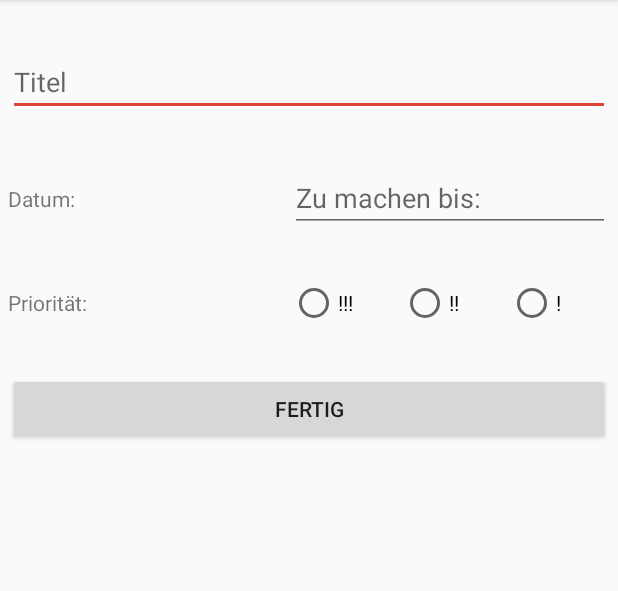
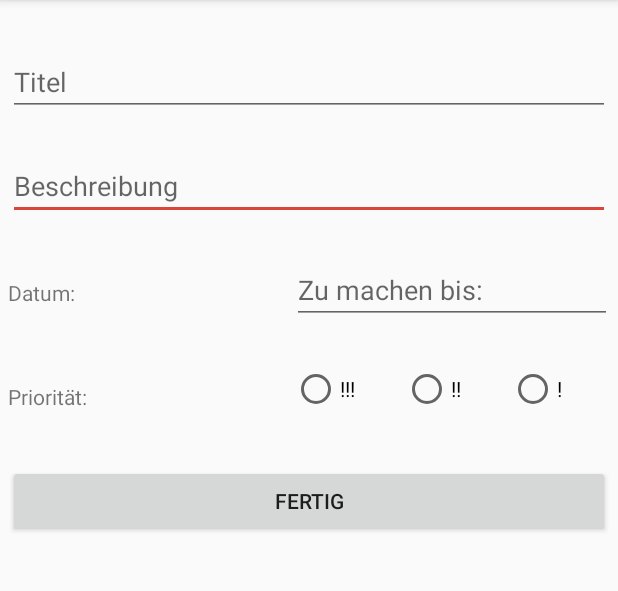
Before and after one commit to k4linx/pendenzen_verwaltung, an Android app: the CreateNewTodoActivity screen opened directly, with no data from a screen before it, after a tap on "FERTIG", on a phone screen of 412 x 824 dp, the part 84-675 px from its top. Run offline under Robolectric (Android 15) with nearby library versions, the phone set to English and light mode, and no system bars; our stand-ins replace Room's generated code.

Commit message:
Added description

```diff
--- a/app/src/main/java/com/example/pendenzen_verwaltung/CreateNewTodoActivity.java
+++ b/app/src/main/java/com/example/pendenzen_verwaltung/CreateNewTodoActivity.java
@@ -1,12 +1,10 @@
 package com.example.pendenzen_verwaltung;
 
 import androidx.appcompat.app.AppCompatActivity;
-import androidx.fragment.app.DialogFragment;
 
 import android.os.Bundle;
 import android.view.View;
 import android.widget.EditText;
-import android.widget.RadioButton;
 import android.widget.RadioGroup;
 
 import java.util.ArrayList;
@@ -16,15 +14,20 @@ public class CreateNewTodoActivity extends AppCompatActivity {
 
     RadioGroup rgPriority;
 
+    PendingDao mPendingDao;
     @Override
     protected void onCreate(Bundle savedInstanceState) {
         super.onCreate(savedInstanceState);
         setContentView(R.layout.activity_create_new_todo);
         rgPriority = findViewById(R.id.priorityRadioGroup);
+        mPendingDao = AppDatabase.getAppDb(getApplicationContext()).getPendingDao();
     }
 
 
     public void saveNewTodo(View v){
+
+
+
         int selectedRadioButtonID = rgPriority.getCheckedRadioButtonId();
         int prioValue = 0;
         switch (selectedRadioButtonID) {
@@ -39,10 +42,25 @@ public class CreateNewTodoActivity extends AppCompatActivity {
         List<Pending> todoToSave = new ArrayList<>();
         Pending pending = new Pending();
         EditText title = findViewById(R.id.titleInput);
-        pending.setPendingTitle(title.getText().toString());
+        EditText description = findViewById(R.id.descriptionInput);
         EditText date = findViewById(R.id.dateInput);
-        pending.setPendingTitle(date.getText().toString());
 
+        String titleText = title.getText().toString();
+        String descriptionText = description.getText().toString();
+        String dateText = date.getText().toString();
+        if(!(titleText == "" || descriptionText == "" || dateText == "")){
+            pending.setPendingTitle(titleText);
+            pending.setPendingDescription(descriptionText);
+            pending.setPendingTitle(dateText);
+            pending.setPendingImportance(prioValue);
 
+            mPendingDao.insertAll(todoToSave);
+
+            title.setText("");
+            description.setText("");
+            date.setText("");
+        }else{
+
+        }
     }
 }
--- a/app/src/main/res/layout/activity_create_new_todo.xml
+++ b/app/src/main/res/layout/activity_create_new_todo.xml
@@ -5,6 +5,25 @@
     android:layout_width="match_parent"
     android:layout_height="match_parent"
     tools:context=".CreateNewTodoActivity">
+
+    <EditText
+        android:id="@+id/descriptionInput"
+        android:layout_width="0dp"
+        android:layout_height="wrap_content"
+        android:layout_marginStart="5dp"
+        android:layout_marginLeft="5dp"
+        android:layout_marginTop="24dp"
+        android:layout_marginEnd="5dp"
+        android:layout_marginRight="5dp"
+        android:ems="10"
+        android:hint="@string/description_placeholder"
+        android:importantForAutofill="no"
+        android:inputType="textPersonName"
+        android:textAllCaps="false"
+        app:layout_constraintEnd_toEndOf="parent"
+        app:layout_constraintHorizontal_bias="0.0"
+        app:layout_constraintStart_toStartOf="parent"
+        app:layout_constraintTop_toBottomOf="@+id/titleInput" />
 
     <EditText
         android:id="@+id/titleInput"
@@ -25,6 +44,22 @@
         app:layout_constraintTop_toTopOf="parent" />
 
     <TextView
+        android:id="@+id/priorityTextView"
+        android:layout_width="0dp"
+        android:layout_height="wrap_content"
+        android:layout_marginStart="5dp"
+        android:layout_marginLeft="5dp"
+        android:layout_marginEnd="5dp"
+        android:layout_marginRight="5dp"
+        android:text="@string/priority_text"
+        app:layout_constraintBottom_toBottomOf="@+id/priorityRadioGroup"
+        app:layout_constraintEnd_toStartOf="@+id/priorityRadioGroup"
+        app:layout_constraintHorizontal_bias="0.0"
+        app:layout_constraintStart_toStartOf="parent"
+        app:layout_constraintTop_toTopOf="@+id/priorityRadioGroup"
+        app:layout_constraintVertical_bias="1.0" />
+
+    <TextView
         android:id="@+id/dateTextView"
         android:layout_width="0dp"
         android:layout_height="wrap_content"
@@ -35,47 +70,52 @@
         android:text="@string/date_text"
         app:layout_constraintBottom_toBottomOf="@+id/dateInput"
         app:layout_constraintEnd_toStartOf="@+id/dateInput"
+        app:layout_constraintHorizontal_bias="0.0"
         app:layout_constraintStart_toStartOf="parent"
-        app:layout_constraintTop_toTopOf="@+id/dateInput" />
+        app:layout_constraintTop_toTopOf="@+id/dateInput"
+        app:layout_constraintVertical_bias="0.576" />
 
     <EditText
         android:id="@+id/dateInput"
         android:layout_width="wrap_content"
         android:layout_height="wrap_content"
-        android:layout_marginTop="32dp"
-        android:layout_marginEnd="5dp"
-        android:layout_marginRight="5dp"
+        android:layout_marginTop="24dp"
+        android:layout_marginEnd="4dp"
+        android:layout_marginRight="4dp"
         android:ems="10"
         android:hint="@string/date_placeholder"
         android:importantForAutofill="no"
         android:inputType="date"
         android:textAllCaps="false"
         app:layout_constraintEnd_toEndOf="parent"
-        app:layout_constraintTop_toBottomOf="@+id/titleInput" />
+        app:layout_constraintTop_toBottomOf="@+id/descriptionInput" />
 
-    <TextView
-        android:id="@+id/priorityTextView"
+    <Button
+        android:id="@+id/saveButton"
         android:layout_width="0dp"
         android:layout_height="wrap_content"
         android:layout_marginStart="5dp"
         android:layout_marginLeft="5dp"
+        android:layout_marginTop="36dp"
         android:layout_marginEnd="5dp"
         android:layout_marginRight="5dp"
-        android:text="@string/priority_text"
-        app:layout_constraintBottom_toBottomOf="@+id/priorityRadioGroup"
-        app:layout_constraintEnd_toStartOf="@+id/priorityRadioGroup"
+        android:onClick="saveNewTodo"
+        android:text="@string/button_text"
+        app:layout_constraintEnd_toEndOf="parent"
+        app:layout_constraintHorizontal_bias="0.0"
         app:layout_constraintStart_toStartOf="parent"
-        app:layout_constraintTop_toTopOf="@+id/priorityRadioGroup" />
+        app:layout_constraintTop_toBottomOf="@+id/priorityRadioGroup" />
 
     <RadioGroup
         android:id="@+id/priorityRadioGroup"
         android:layout_width="0dp"
         android:layout_height="30dp"
-        android:layout_marginTop="32dp"
+        android:layout_marginTop="28dp"
         android:layout_marginEnd="5dp"
         android:layout_marginRight="5dp"
         android:orientation="horizontal"
         app:layout_constraintEnd_toEndOf="parent"
+        app:layout_constraintHorizontal_bias="0.0"
         app:layout_constraintStart_toStartOf="@+id/dateInput"
         app:layout_constraintTop_toBottomOf="@+id/dateInput">
 
@@ -84,36 +124,27 @@
             android:layout_width="wrap_content"
             android:layout_height="match_parent"
             android:layout_weight="1"
-            android:text="@string/priority_high" />
+            android:text="@string/priority_high"
+            tools:layout_editor_absoluteX="299dp"
+            tools:layout_editor_absoluteY="256dp" />
 
         <RadioButton
             android:id="@+id/mediumPriorityRadioButton"
             android:layout_width="wrap_content"
             android:layout_height="match_parent"
             android:layout_weight="1"
-            android:text="@string/priority_medium" />
+            android:text="@string/priority_medium"
+            tools:layout_editor_absoluteX="373dp"
+            tools:layout_editor_absoluteY="256dp" />
 
         <RadioButton
             android:id="@+id/lowPriorityRadioButton"
             android:layout_width="wrap_content"
             android:layout_height="match_parent"
             android:layout_weight="1"
-            android:text="@string/priority_low" />
+            android:text="@string/priority_low"
+            tools:layout_editor_absoluteX="443dp"
+            tools:layout_editor_absoluteY="256dp" />
     </RadioGroup>
 
-    <Button
-        android:id="@+id/saveButton"
-        android:layout_width="0dp"
-        android:layout_height="wrap_content"
-        android:layout_marginStart="5dp"
-        android:layout_marginLeft="5dp"
-        android:layout_marginTop="32dp"
-        android:layout_marginEnd="5dp"
-        android:layout_marginRight="5dp"
-        android:onClick="saveNewTodo"
-        android:text="@string/button_text"
-        app:layout_constraintEnd_toEndOf="parent"
-        app:layout_constraintStart_toStartOf="parent"
-        app:layout_constraintTop_toBottomOf="@+id/priorityRadioGroup" />
-
 </androidx.constraintlayout.widget.ConstraintLayout>
--- a/app/src/main/res/values/placeholder_strings.xml
+++ b/app/src/main/res/values/placeholder_strings.xml
@@ -1,5 +1,7 @@
 <?xml version="1.0" encoding="utf-8"?>
 <resources>
     <string name="title_placeholder">Titel</string>
+    <string name="description_placeholder">Beschreibung</string>
+
     <string name="date_placeholder">Zu machen bis:</string>
 </resources>
```
